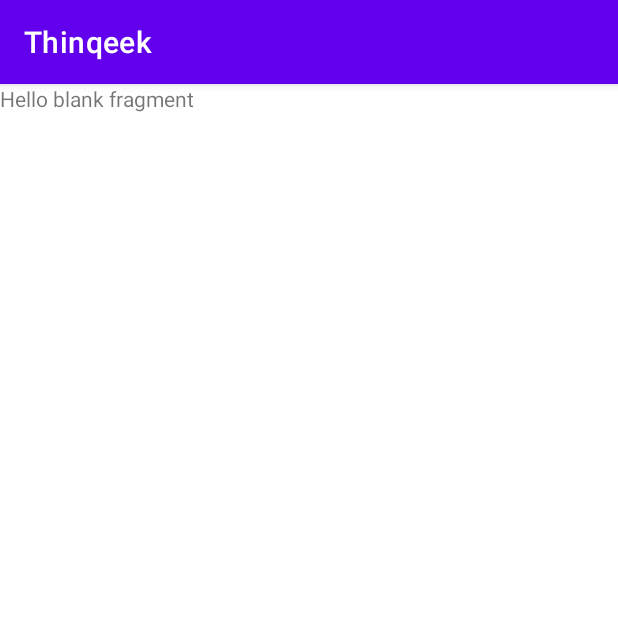
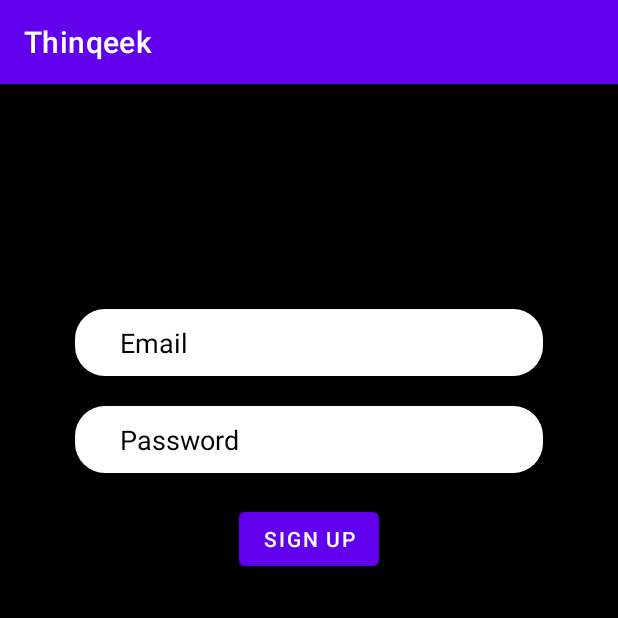
Before and after one commit to metehanbolatt/ThinqeekTestBoard, an Android app: the UserSignUpFragment screen opened through its navigation route, on a phone screen of 412 x 824 dp, the top half of it. Run offline under Robolectric (Android 15) with nearby library versions, the phone set to English and light mode, and no system bars; our stand-ins replace Dagger/Hilt's generated code, Firebase (no records; nobody signed in at launch, a user with empty details on screens opened directly).

Commit message:
UserSignIn - UserSignUp was created.

```diff
--- a/app/build.gradle
+++ b/app/build.gradle
@@ -3,6 +3,8 @@ plugins {
     id 'kotlin-android'
     id 'androidx.navigation.safeargs.kotlin'
     id 'com.google.gms.google-services'
+    id 'kotlin-kapt'
+    id 'dagger.hilt.android.plugin'
 }
 
 android {
@@ -56,4 +58,7 @@ dependencies {
     implementation 'com.google.firebase:firebase-auth-ktx'
     implementation 'com.google.firebase:firebase-firestore-ktx'
     implementation 'com.google.firebase:firebase-storage-ktx'
+
+    implementation "com.google.dagger:hilt-android:2.38.1"
+    kapt "com.google.dagger:hilt-compiler:2.38.1"
 }
--- a/app/src/main/AndroidManifest.xml
+++ b/app/src/main/AndroidManifest.xml
@@ -5,6 +5,7 @@
     <uses-permission android:name="android.permission.INTERNET" />
 
     <application
+        android:name=".MyApplication"
         android:allowBackup="true"
         android:icon="@mipmap/ic_launcher"
         android:label="@string/app_name"
--- a/app/src/main/java/com/metehanbolat/thinqeek/view/activities/MainActivity.kt
+++ b/app/src/main/java/com/metehanbolat/thinqeek/view/activities/MainActivity.kt
@@ -4,6 +4,7 @@ import androidx.appcompat.app.AppCompatActivity
 import android.os.Bundle
 import com.metehanbolat.thinqeek.R
 import com.metehanbolat.thinqeek.databinding.ActivityMainBinding
+import dagger.hilt.android.AndroidEntryPoint
 
 class MainActivity : AppCompatActivity() {
 
--- a/app/src/main/java/com/metehanbolat/thinqeek/view/fragments/UserSignInFragment.kt
+++ b/app/src/main/java/com/metehanbolat/thinqeek/view/fragments/UserSignInFragment.kt
@@ -5,12 +5,23 @@ import androidx.fragment.app.Fragment
 import android.view.LayoutInflater
 import android.view.View
 import android.view.ViewGroup
+import androidx.navigation.NavController
+import androidx.navigation.fragment.findNavController
+import com.google.firebase.auth.FirebaseAuth
+import com.google.firebase.auth.ktx.auth
+import com.google.firebase.ktx.Firebase
+import com.metehanbolat.thinqeek.R
 import com.metehanbolat.thinqeek.databinding.FragmentUserSignInBinding
+import com.metehanbolat.thinqeek.viewmodel.UserSignInFragmentViewModel
 
 class UserSignInFragment : Fragment() {
 
     private var _binding: FragmentUserSignInBinding? = null
     private val binding get() = _binding!!
+
+    private lateinit var viewModel: UserSignInFragmentViewModel
+    private lateinit var auth: FirebaseAuth
+    private lateinit var navController: NavController
 
     override fun onCreateView(
         inflater: LayoutInflater, container: ViewGroup?,
@@ -19,11 +30,32 @@ class UserSignInFragment : Fragment() {
         _binding = FragmentUserSignInBinding.inflate(inflater, container, false)
         val view = binding.root
 
+        viewModel = UserSignInFragmentViewModel()
+        auth = Firebase.auth
+
         return view
     }
 
     override fun onViewCreated(view: View, savedInstanceState: Bundle?) {
         super.onViewCreated(view, savedInstanceState)
+
+        viewModel.isLoading.observe(viewLifecycleOwner){ isLoading ->
+            if (isLoading){
+                invisible()
+            }else{
+                visible()
+            }
+        }
+
+        binding.signInButton.setOnClickListener {
+            viewModel.isLoading.value = true
+            viewModel.signInUser(binding.emailText.text.toString(), binding.passwordText.text.toString(), auth, requireContext(), requireActivity())
+        }
+
+        binding.goSignUp.setOnClickListener {
+            navController = findNavController()
+            navController.navigate(R.id.action_userSignInFragment_to_userSignUpFragment)
+        }
     }
 
     override fun onDestroyView() {
@@ -31,4 +63,14 @@ class UserSignInFragment : Fragment() {
         _binding = null
     }
 
+    fun visible(){
+        binding.emailText.visibility = View.VISIBLE
+        binding.passwordText.visibility = View.VISIBLE
+    }
+
+    fun invisible(){
+        binding.emailText.visibility = View.INVISIBLE
+        binding.passwordText.visibility = View.INVISIBLE
+    }
+
 }
--- a/app/src/main/java/com/metehanbolat/thinqeek/view/fragments/UserSignUpFragment.kt
+++ b/app/src/main/java/com/metehanbolat/thinqeek/view/fragments/UserSignUpFragment.kt
@@ -5,12 +5,20 @@ import androidx.fragment.app.Fragment
 import android.view.LayoutInflater
 import android.view.View
 import android.view.ViewGroup
+import com.google.firebase.auth.FirebaseAuth
+import com.google.firebase.auth.ktx.auth
+import com.google.firebase.ktx.Firebase
 import com.metehanbolat.thinqeek.databinding.FragmentUserSignUpBinding
+import com.metehanbolat.thinqeek.viewmodel.UserSignUpFragmentViewModel
+import javax.inject.Inject
 
 class UserSignUpFragment : Fragment() {
 
     private var _binding: FragmentUserSignUpBinding? = null
     private val binding get() = _binding!!
+
+    private lateinit var viewModel: UserSignUpFragmentViewModel
+    private lateinit var auth: FirebaseAuth
 
     override fun onCreateView(
         inflater: LayoutInflater, container: ViewGroup?,
@@ -19,11 +27,17 @@ class UserSignUpFragment : Fragment() {
         _binding = FragmentUserSignUpBinding.inflate(inflater, container, false)
         val view = binding.root
 
+        viewModel = UserSignUpFragmentViewModel()
+        auth = Firebase.auth
+
         return view
     }
 
     override fun onViewCreated(view: View, savedInstanceState: Bundle?) {
         super.onViewCreated(view, savedInstanceState)
+        binding.signUpButton.setOnClickListener {
+            viewModel.signUpUser(binding.emailText.text.toString(), binding.passwordText.text.toString(), auth, requireContext(), requireActivity())
+        }
     }
 
     override fun onDestroyView() {
--- /dev/null
+++ b/app/src/main/res/drawable/sign_up_edit_text_background.xml
@@ -0,0 +1,5 @@
+<?xml version="1.0" encoding="utf-8"?>
+<shape xmlns:android="http://schemas.android.com/apk/res/android">
+    <solid android:color="@color/white" />
+    <corners android:radius="20dp" />
+</shape>
--- a/app/src/main/res/layout/fragment_user_sign_up.xml
+++ b/app/src/main/res/layout/fragment_user_sign_up.xml
@@ -1,14 +1,59 @@
 <?xml version="1.0" encoding="utf-8"?>
-<FrameLayout xmlns:android="http://schemas.android.com/apk/res/android"
+<androidx.constraintlayout.widget.ConstraintLayout
+    xmlns:android="http://schemas.android.com/apk/res/android"
     xmlns:tools="http://schemas.android.com/tools"
     android:layout_width="match_parent"
     android:layout_height="match_parent"
+    xmlns:app="http://schemas.android.com/apk/res-auto"
+    android:background="@color/black"
     tools:context=".view.fragments.UserSignUpFragment">
 
-    <!-- TODO: Update blank fragment layout -->
-    <TextView
+    <EditText
+        android:id="@+id/emailText"
         android:layout_width="match_parent"
-        android:layout_height="match_parent"
-        android:text="@string/hello_blank_fragment" />
+        android:layout_height="wrap_content"
+        android:hint="Email"
+        android:textColor="@color/black"
+        android:textColorHint="@color/black"
+        android:background="@drawable/sign_up_edit_text_background"
+        android:paddingTop="10dp"
+        android:paddingBottom="10dp"
+        android:paddingStart="30dp"
+        android:paddingEnd="30dp"
+        android:layout_marginTop="150dp"
+        android:layout_marginStart="50dp"
+        android:layout_marginEnd="50dp"
+        app:layout_constraintStart_toStartOf="parent"
+        app:layout_constraintEnd_toEndOf="parent"
+        app:layout_constraintTop_toTopOf="parent" />
 
-</FrameLayout>
+    <EditText
+        android:id="@+id/passwordText"
+        android:layout_width="match_parent"
+        android:layout_height="wrap_content"
+        android:hint="Password"
+        android:textColor="@color/black"
+        android:textColorHint="@color/black"
+        android:background="@drawable/sign_up_edit_text_background"
+        android:paddingTop="10dp"
+        android:paddingBottom="10dp"
+        android:paddingStart="30dp"
+        android:paddingEnd="30dp"
+        android:layout_marginTop="20dp"
+        android:layout_marginStart="50dp"
+        android:layout_marginEnd="50dp"
+        app:layout_constraintStart_toStartOf="@id/emailText"
+        app:layout_constraintEnd_toEndOf="@id/emailText"
+        app:layout_constraintTop_toBottomOf="@id/emailText" />
+
+    <Button
+        android:id="@+id/signUpButton"
+        android:layout_width="wrap_content"
+        android:layout_height="wrap_content"
+        android:layout_marginTop="20dp"
+        android:text="Sign Up"
+        app:layout_constraintStart_toStartOf="@id/passwordText"
+        app:layout_constraintEnd_toEndOf="@id/passwordText"
+        app:layout_constraintTop_toBottomOf="@id/passwordText" />
+
+</androidx.constraintlayout.widget.ConstraintLayout>
--- a/build.gradle
+++ b/build.gradle
@@ -11,6 +11,7 @@ buildscript {
         classpath "org.jetbrains.kotlin:kotlin-gradle-plugin:1.5.31"
         classpath "androidx.navigation:navigation-safe-args-gradle-plugin:$nav_version"
         classpath 'com.google.gms:google-services:4.3.10'
+        classpath 'com.google.dagger:hilt-android-gradle-plugin:2.38.1'
 
     }
 }
```
Also changed, not shown: app/src/main/java/com/metehanbolat/thinqeek/MyApplication.kt (added, +7 -0 lines), app/src/main/java/com/metehanbolat/thinqeek/view/activities/ApplicationActivity.kt (+14 -0 lines), app/src/main/java/com/metehanbolat/thinqeek/viewmodel/UserSignInFragmentViewModel.kt (+26 -0 lines), app/src/main/java/com/metehanbolat/thinqeek/viewmodel/UserSignUpFragmentViewModel.kt (+21 -0 lines), app/src/main/res/layout/activity_application.xml (+13 -1 lines), app/src/main/res/layout/fragment_user_sign_in.xml (+19 -1 lines).
